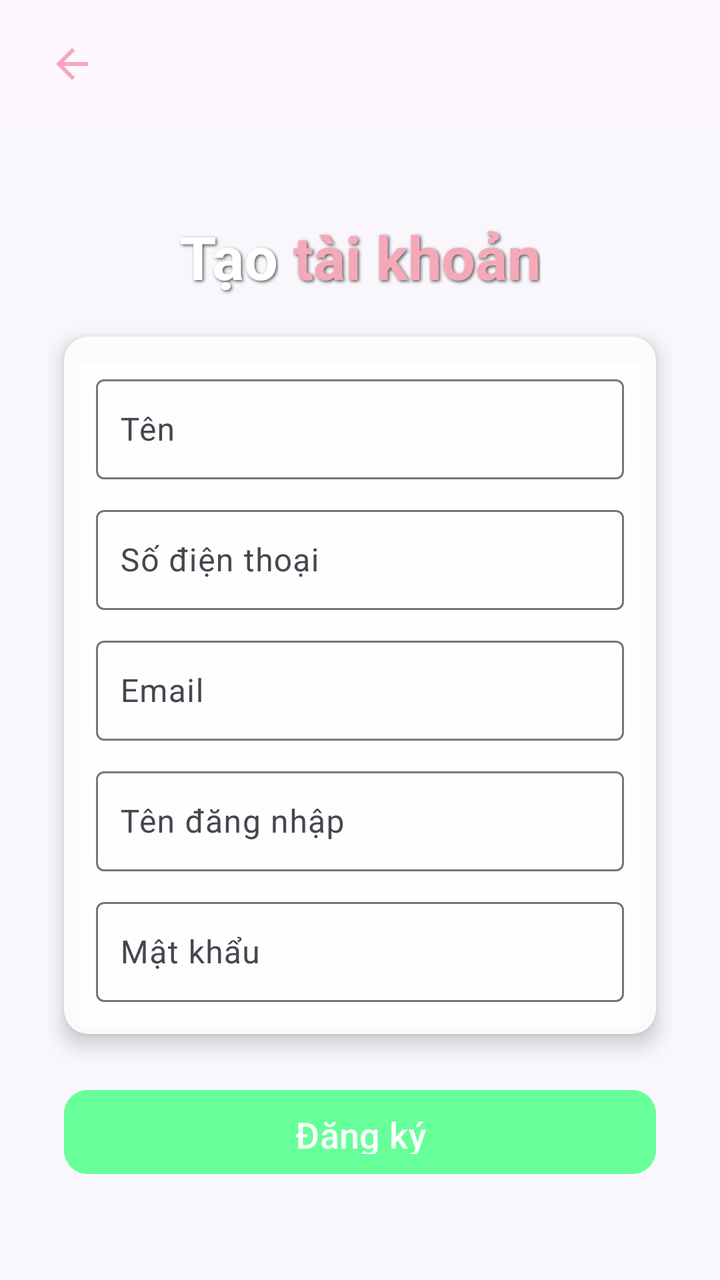
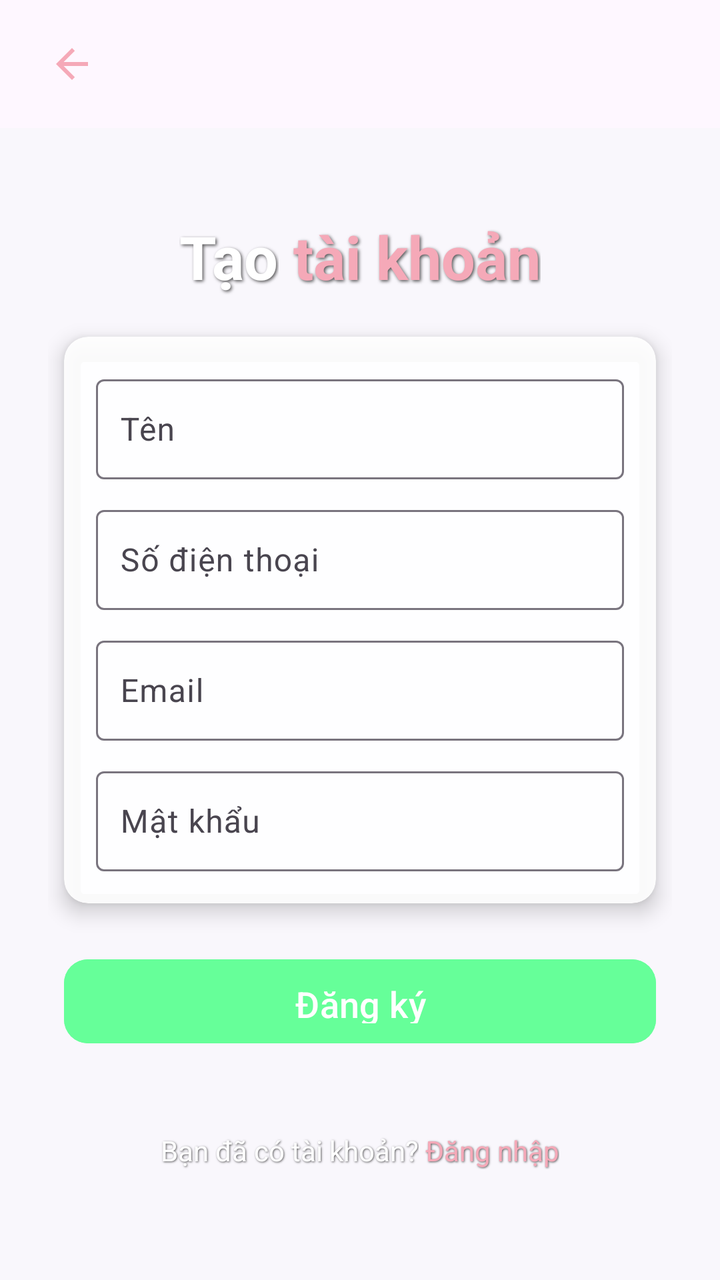

Screens rendered from an Android XML layout before and after an edit, with the pre-edit source and the edit as a unified diff.
<!-- AndroidManifest.xml: application theme Theme.AppQLKhachSan -->
<!-- res/layout/activity_register.xml -->
<?xml version="1.0" encoding="utf-8"?>
<LinearLayout xmlns:android="http://schemas.android.com/apk/res/android"
    xmlns:app="http://schemas.android.com/apk/res-auto"
    xmlns:tools="http://schemas.android.com/tools"
    android:id="@+id/main"
    android:layout_width="match_parent"
    android:layout_height="match_parent"

    android:orientation="vertical"
    tools:context=".RegisterActivity">

    
    <androidx.appcompat.widget.Toolbar
        android:id="@+id/toolbar"
        android:layout_width="match_parent"
        android:layout_height="wrap_content">
        <ImageView
            android:id="@+id/back_button"
            android:layout_width="wrap_content"
            android:layout_height="wrap_content"
            android:src="@drawable/baseline_arrow_back_24"
            android:layout_gravity="start"
            android:padding="8dp"
            app:tint="#F5A9B8"/>
    </androidx.appcompat.widget.Toolbar>

    
    <LinearLayout
        android:layout_width="match_parent"
        android:layout_height="match_parent"
        android:orientation="vertical"
        android:padding="24dp"
        android:background="#80F5F7FA">

        
        <LinearLayout
            android:id="@+id/title_section"
            android:layout_width="match_parent"
            android:layout_height="wrap_content"
            android:gravity="center"
            android:orientation="horizontal"
            android:layout_marginTop="20dp">
            <TextView
                android:id="@+id/title_create"
                android:layout_width="wrap_content"
                android:layout_height="wrap_content"
                android:text="Tạo"
                android:textColor="#FFFFFF"
                android:textSize="30sp"
                android:textStyle="bold"
                android:shadowColor="#AA000000"
                android:shadowDx="2"
                android:shadowDy="2"
                android:shadowRadius="4"/>
            <TextView
                android:id="@+id/title_account"
                android:layout_width="wrap_content"
                android:layout_height="wrap_content"
                android:text=" tài khoản"
                android:textColor="#F5A9B8"
                android:textSize="30sp"
                android:textStyle="bold"
                android:shadowColor="#AA000000"
                android:shadowDx="2"
                android:shadowDy="2"
                android:shadowRadius="4"/>
        </LinearLayout>

        
        <androidx.cardview.widget.CardView
            android:layout_width="match_parent"
            android:layout_height="wrap_content"
            app:cardCornerRadius="12dp"
            app:cardElevation="6dp"
            app:cardBackgroundColor="#E6FFFFFF"
            android:layout_marginHorizontal="8dp"
            android:layout_marginTop="20dp"
            android:layout_marginBottom="24dp">

            <LinearLayout
                android:layout_width="match_parent"
                android:layout_height="wrap_content"
                android:orientation="vertical"
                android:padding="16dp">

                
                <com.google.android.material.textfield.TextInputLayout
                    android:id="@+id/name_input_layout"
                    android:layout_width="match_parent"
                    android:layout_height="wrap_content">
                    <com.google.android.material.textfield.TextInputEditText
                        android:id="@+id/etFullName"
                    android:layout_width="match_parent"
                    android:layout_height="50dp"
                    android:hint="Tên"
                    android:inputType="textPersonName"
                    android:textColor="#333333"
                    android:textColorHint="#B0B0B0"
                    android:padding="12dp"/>
                </com.google.android.material.textfield.TextInputLayout>

                
                <com.google.android.material.textfield.TextInputLayout
                    android:id="@+id/phone_input_layout"
                    android:layout_width="match_parent"
                    android:layout_height="wrap_content"
                    android:layout_marginTop="10dp">
                    <com.google.android.material.textfield.TextInputEditText
                        android:id="@+id/etPhone"
                    android:layout_width="match_parent"
                    android:layout_height="50dp"
                    android:hint="Số điện thoại"
                    android:inputType="phone"
                    android:textColor="#333333"
                    android:textColorHint="#B0B0B0"
                    android:padding="12dp"/>
                </com.google.android.material.textfield.TextInputLayout>


                <com.google.android.material.textfield.TextInputLayout
                    android:id="@+id/email_input_layout"
                    android:layout_width="match_parent"
                    android:layout_height="wrap_content"
                    android:layout_marginTop="10dp">

                    <com.google.android.material.textfield.TextInputEditText
                        android:id="@+id/etEmail"
                        android:layout_width="match_parent"
                        android:layout_height="50dp"
                        android:hint="Email"
                        android:inputType="textEmailAddress"
                        android:textColor="#333333"
                        android:textColorHint="#B0B0B0"
                        android:padding="12dp"/>
                </com.google.android.material.textfield.TextInputLayout>


                
                <com.google.android.material.textfield.TextInputLayout
                    android:id="@+id/username_input_layout"
                    android:layout_width="match_parent"
                    android:layout_height="wrap_content"
                    android:layout_marginTop="10dp">
                    <com.google.android.material.textfield.TextInputEditText
                        android:id="@+id/etUsername"
                    android:layout_width="match_parent"
                    android:layout_height="50dp"
                    android:hint="Tên đăng nhập"
                    android:inputType="text"
                    android:textColor="#333333"
                    android:textColorHint="#B0B0B0"
                    android:padding="12dp"/>
                </com.google.android.material.textfield.TextInputLayout>

                
                <com.google.android.material.textfield.TextInputLayout
                    android:id="@+id/password_input_layout"
                    android:layout_width="match_parent"
                    android:layout_height="wrap_content"
                    android:layout_marginTop="10dp">
                    <com.google.android.material.textfield.TextInputEditText
                        android:id="@+id/etPassword"
                    android:layout_width="match_parent"
                    android:layout_height="50dp"
                    android:hint="Mật khẩu"
                    android:inputType="textPassword"
                    android:textColor="#333333"
                    android:textColorHint="#B0B0B0"
                    android:padding="12dp"/>
                </com.google.android.material.textfield.TextInputLayout>

            </LinearLayout>
        </androidx.cardview.widget.CardView>

        
        <com.google.android.material.button.MaterialButton
            android:id="@+id/btnRegister"
        android:layout_width="match_parent"
        android:layout_height="50dp"
        android:layout_marginHorizontal="8dp"
        android:layout_marginBottom="40dp"
        android:backgroundTint="#66FF99"
        android:gravity="center"
        android:paddingVertical="10dp"
        android:text="Đăng ký"
        android:textColor="#FFFFFF"
        android:textSize="18sp"
        app:cornerRadius="12dp"
        app:elevation="6dp"/>

        
        <LinearLayout
            android:id="@+id/go_login_screen"
            android:layout_width="match_parent"
            android:layout_height="wrap_content"
            android:gravity="center"
            android:orientation="horizontal">
            <TextView
                android:id="@+id/tvLogin"
            android:layout_width="wrap_content"
            android:layout_height="wrap_content"
            android:text="Bạn đã có tài khoản?"
            android:textColor="#FFFFFF"
            android:textSize="14sp"
            android:shadowColor="#AA000000"
            android:shadowDx="1"
            android:shadowDy="1"
            android:shadowRadius="2"/>
            <TextView
                android:id="@+id/text_login"
                android:layout_width="wrap_content"
                android:layout_height="wrap_content"
                android:text=" Đăng nhập"
                android:textColor="#F5A9B8"
                android:textSize="14sp"
                android:shadowColor="#AA000000"
                android:shadowDx="1"
                android:shadowDy="1"
                android:shadowRadius="2"/>
        </LinearLayout>


        <LinearLayout
            android:layout_width="match_parent"
            android:layout_height="0dp"
            android:layout_weight="1" />

    </LinearLayout>
</LinearLayout>
<!-- resources referenced by this layout -->
<resources>
  <!-- drawable baseline_arrow_back_24 (drawable) -->
  <vector xmlns:android="http://schemas.android.com/apk/res/android" android:autoMirrored="true" android:height="24dp" android:tint="#000000" android:viewportHeight="24" android:viewportWidth="24" android:width="24dp">
        
      <path android:fillColor="@android:color/white" android:pathData="M20,11H7.83l5.59,-5.59L12,4l-8,8 8,8 1.41,-1.41L7.83,13H20v-2z"/>
      
  </vector>
  <style name="Theme.AppQLKhachSan" parent="Base.Theme.AppQLKhachSan" />
  <style name="Base.Theme.AppQLKhachSan" parent="Theme.Material3.DayNight.NoActionBar">
          
          
      </style>
</resources>

<!-- the commit's change to res/layout/activity_register.xml (unified diff, before → after) -->
@@ -5,7 +5,6 @@
     android:id="@+id/main"
     android:layout_width="match_parent"
     android:layout_height="match_parent"
-
     android:orientation="vertical"
     tools:context=".RegisterActivity">
 
@@ -90,13 +89,13 @@
                     android:layout_height="wrap_content">
                     <com.google.android.material.textfield.TextInputEditText
                         android:id="@+id/etFullName"
-                    android:layout_width="match_parent"
-                    android:layout_height="50dp"
-                    android:hint="Tên"
-                    android:inputType="textPersonName"
-                    android:textColor="#333333"
-                    android:textColorHint="#B0B0B0"
-                    android:padding="12dp"/>
+                        android:layout_width="match_parent"
+                        android:layout_height="50dp"
+                        android:hint="Tên"
+                        android:inputType="textPersonName"
+                        android:textColor="#333333"
+                        android:textColorHint="#B0B0B0"
+                        android:padding="12dp"/>
                 </com.google.android.material.textfield.TextInputLayout>
 
                 
@@ -107,15 +106,14 @@
                     android:layout_marginTop="10dp">
                     <com.google.android.material.textfield.TextInputEditText
                         android:id="@+id/etPhone"
-                    android:layout_width="match_parent"
-                    android:layout_height="50dp"
-                    android:hint="Số điện thoại"
-                    android:inputType="phone"
-                    android:textColor="#333333"
-                    android:textColorHint="#B0B0B0"
-                    android:padding="12dp"/>
-                </com.google.android.material.textfield.TextInputLayout>
-
+                        android:layout_width="match_parent"
+                        android:layout_height="50dp"
+                        android:hint="Số điện thoại"
+                        android:inputType="phone"
+                        android:textColor="#333333"
+                        android:textColorHint="#B0B0B0"
+                        android:padding="12dp"/>
+                </com.google.android.material.textfield.TextInputLayout>
 
                 <com.google.android.material.textfield.TextInputLayout
                     android:id="@+id/email_input_layout"
@@ -134,39 +132,21 @@
                         android:padding="12dp"/>
                 </com.google.android.material.textfield.TextInputLayout>
 
-
                 
                 <com.google.android.material.textfield.TextInputLayout
-                    android:id="@+id/username_input_layout"
+                    android:id="@+id/password_input_layout"
                     android:layout_width="match_parent"
                     android:layout_height="wrap_content"
                     android:layout_marginTop="10dp">
                     <com.google.android.material.textfield.TextInputEditText
-                        android:id="@+id/etUsername"
-                    android:layout_width="match_parent"
-                    android:layout_height="50dp"
-                    android:hint="Tên đăng nhập"
-                    android:inputType="text"
-                    android:textColor="#333333"
-                    android:textColorHint="#B0B0B0"
-                    android:padding="12dp"/>
-                </com.google.android.material.textfield.TextInputLayout>
-
-                
-                <com.google.android.material.textfield.TextInputLayout
-                    android:id="@+id/password_input_layout"
-                    android:layout_width="match_parent"
-                    android:layout_height="wrap_content"
-                    android:layout_marginTop="10dp">
-                    <com.google.android.material.textfield.TextInputEditText
                         android:id="@+id/etPassword"
-                    android:layout_width="match_parent"
-                    android:layout_height="50dp"
-                    android:hint="Mật khẩu"
-                    android:inputType="textPassword"
-                    android:textColor="#333333"
-                    android:textColorHint="#B0B0B0"
-                    android:padding="12dp"/>
+                        android:layout_width="match_parent"
+                        android:layout_height="50dp"
+                        android:hint="Mật khẩu"
+                        android:inputType="textPassword"
+                        android:textColor="#333333"
+                        android:textColorHint="#B0B0B0"
+                        android:padding="12dp"/>
                 </com.google.android.material.textfield.TextInputLayout>
 
             </LinearLayout>
@@ -175,18 +155,18 @@
         
         <com.google.android.material.button.MaterialButton
             android:id="@+id/btnRegister"
-        android:layout_width="match_parent"
-        android:layout_height="50dp"
-        android:layout_marginHorizontal="8dp"
-        android:layout_marginBottom="40dp"
-        android:backgroundTint="#66FF99"
-        android:gravity="center"
-        android:paddingVertical="10dp"
-        android:text="Đăng ký"
-        android:textColor="#FFFFFF"
-        android:textSize="18sp"
-        app:cornerRadius="12dp"
-        app:elevation="6dp"/>
+            android:layout_width="match_parent"
+            android:layout_height="50dp"
+            android:layout_marginHorizontal="8dp"
+            android:layout_marginBottom="40dp"
+            android:backgroundTint="#66FF99"
+            android:gravity="center"
+            android:paddingVertical="10dp"
+            android:text="Đăng ký"
+            android:textColor="#FFFFFF"
+            android:textSize="18sp"
+            app:cornerRadius="12dp"
+            app:elevation="6dp"/>
 
         
         <LinearLayout
@@ -197,15 +177,15 @@
             android:orientation="horizontal">
             <TextView
                 android:id="@+id/tvLogin"
-            android:layout_width="wrap_content"
-            android:layout_height="wrap_content"
-            android:text="Bạn đã có tài khoản?"
-            android:textColor="#FFFFFF"
-            android:textSize="14sp"
-            android:shadowColor="#AA000000"
-            android:shadowDx="1"
-            android:shadowDy="1"
-            android:shadowRadius="2"/>
+                android:layout_width="wrap_content"
+                android:layout_height="wrap_content"
+                android:text="Bạn đã có tài khoản?"
+                android:textColor="#FFFFFF"
+                android:textSize="14sp"
+                android:shadowColor="#AA000000"
+                android:shadowDx="1"
+                android:shadowDy="1"
+                android:shadowRadius="2"/>
             <TextView
                 android:id="@+id/text_login"
                 android:layout_width="wrap_content"
@@ -219,7 +199,6 @@
                 android:shadowRadius="2"/>
         </LinearLayout>
 
-
         <LinearLayout
             android:layout_width="match_parent"
             android:layout_height="0dp"
